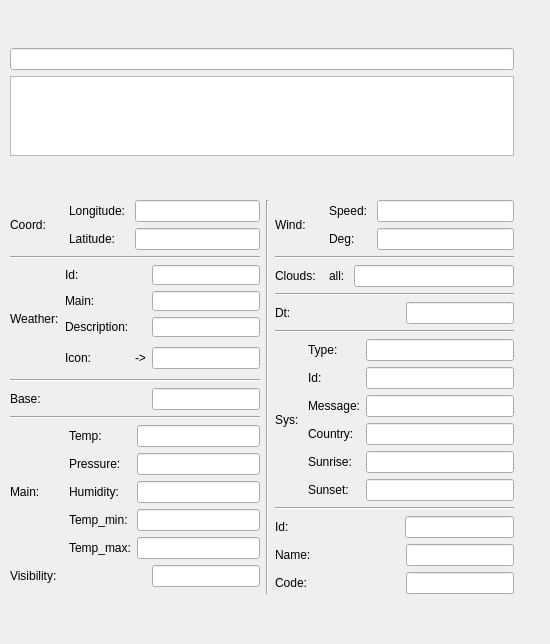
First picture: the form in weather_display.ui, repository spqr33/QtWeatherJSONCheck, before the edit.
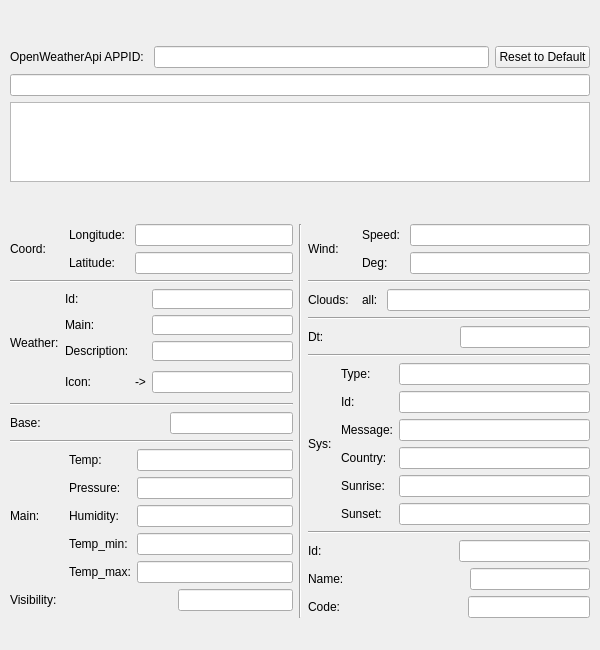
Second picture: the form after the edit.

Commit message: Added APPID( service requirements was changed )

What changed in the file:
```diff
--- a/weather_display.ui
+++ b/weather_display.ui
@@ -6,14 +6,14 @@
    <rect>
     <x>0</x>
     <y>0</y>
-    <width>550</width>
-    <height>644</height>
+    <width>600</width>
+    <height>650</height>
    </rect>
   </property>
   <property name="minimumSize">
    <size>
-    <width>550</width>
-    <height>620</height>
+    <width>600</width>
+    <height>650</height>
    </size>
   </property>
   <property name="windowTitle">
@@ -24,8 +24,8 @@
     <rect>
      <x>10</x>
      <y>10</y>
-     <width>504</width>
-     <height>624</height>
+     <width>580</width>
+     <height>644</height>
     </rect>
    </property>
    <layout class="QVBoxLayout" name="verticalLayout_4">
@@ -33,14 +33,32 @@
      <number>-1</number>
     </property>
     <item>
-     <layout class="QVBoxLayout" name="verticalLayout_3">
-      <property name="spacing">
-       <number>-1</number>
-      </property>
-      <item>
+     <layout class="QGridLayout" name="gridLayout_7">
+      <item row="0" column="0">
+       <layout class="QHBoxLayout" name="horizontalLayout_13">
+        <item>
+         <widget class="QLabel" name="label_7">
+          <property name="text">
+           <string>OpenWeatherApi APPID: </string>
+          </property>
+         </widget>
+        </item>
+        <item>
+         <widget class="QLineEdit" name="APPID"/>
+        </item>
+        <item>
+         <widget class="QPushButton" name="btn_resetAPPID">
+          <property name="text">
+           <string>Reset to Default</string>
+          </property>
+         </widget>
+        </item>
+       </layout>
+      </item>
+      <item row="1" column="0">
        <widget class="QLineEdit" name="requestLine"/>
       </item>
-      <item>
+      <item row="2" column="0">
        <widget class="QTextEdit" name="textEdit">
         <property name="sizePolicy">
          <sizepolicy hsizetype="Fixed" vsizetype="Fixed">
```
The commit also changes 2 other files.
